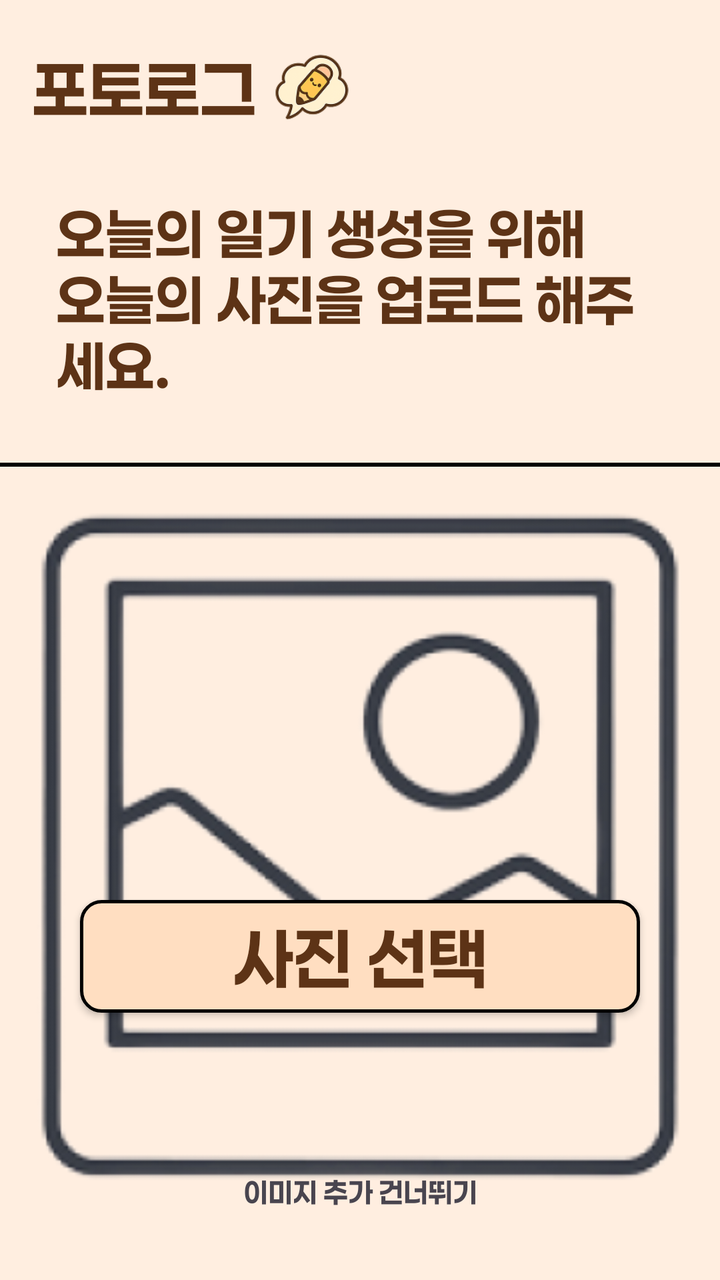
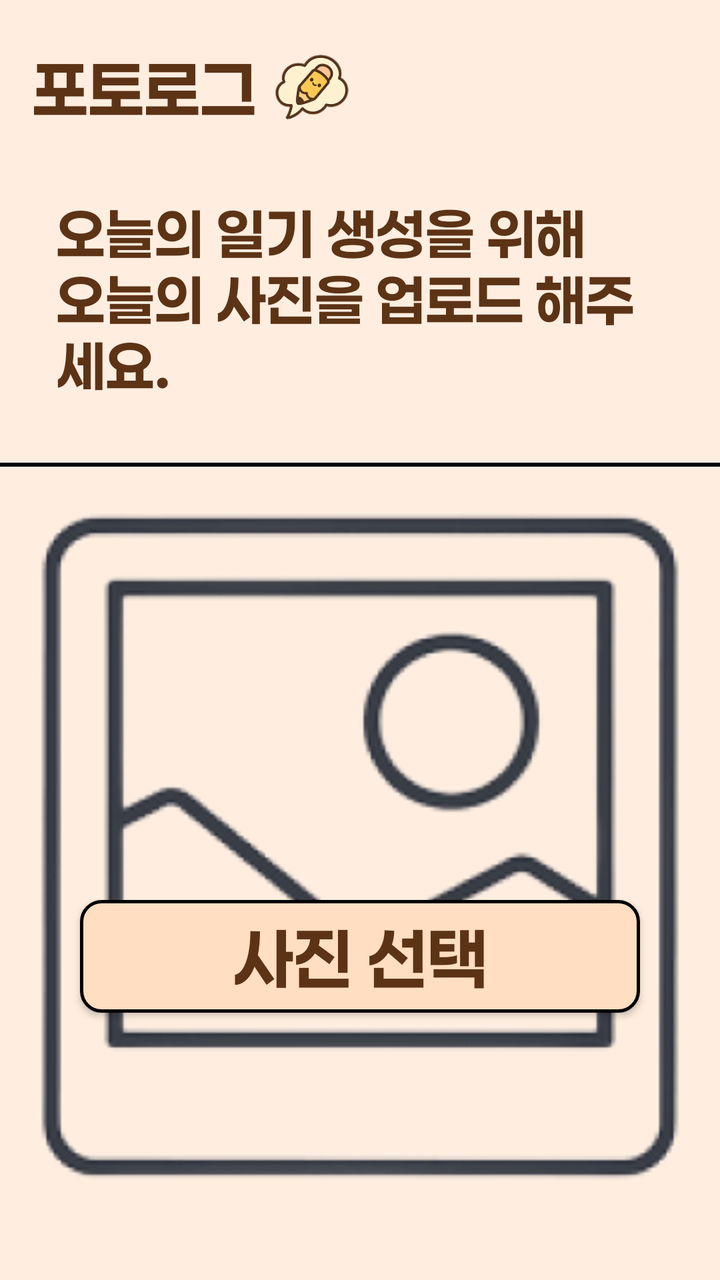

Compare the two renders of this Android layout. The source of the first and the diff that turns it into the second are given below.
<!-- AndroidManifest.xml: application theme Theme.Photolog -->
<!-- res/layout/activity_diary_generation.xml -->
<?xml version="1.0" encoding="utf-8"?>
<androidx.constraintlayout.widget.ConstraintLayout xmlns:android="http://schemas.android.com/apk/res/android"
    xmlns:app="http://schemas.android.com/apk/res-auto"
    xmlns:tools="http://schemas.android.com/tools"
    android:id="@+id/diary_generation"
    android:layout_width="match_parent"
    android:layout_height="match_parent"
    android:background="#FFEEE0"
    tools:context=".DiaryGenerationActivity">

    <LinearLayout
        android:id="@+id/layout_logo"
        android:layout_width="wrap_content"
        android:layout_height="wrap_content"
        android:clickable="true"
        android:focusable="true"
        android:gravity="center_vertical"
        android:layout_margin="16dp"
        android:orientation="horizontal"
        app:layout_constraintStart_toStartOf="parent"
        app:layout_constraintTop_toTopOf="parent">
        <TextView
            android:id="@+id/app_name"
            android:layout_width="wrap_content"
            android:layout_height="wrap_content"
            android:text="@string/app_name"
            android:textSize="32sp"
            android:textColor="#5D3316"
            android:fontFamily="@font/paperlogy_7"
            />
        <ImageView
            android:id="@+id/img_logo"
            android:layout_width="52sp"
            android:layout_height="52sp"
            android:src="@drawable/photolog_logo"
            android:contentDescription="@string/app_logo_desc"
            android:layout_margin="2dp"
            />
    </LinearLayout>

    <TextView
        android:id="@+id/tv_guide"
        android:layout_width="0dp"
        android:layout_height="wrap_content"
        android:fontFamily="@font/paperlogy_7"
        android:gravity="start"
        android:text="오늘의 일기 생성을 위해\n오늘의 사진을 업로드 해주세요."
        android:textColor="#5D3316"
        android:textSize="28sp"
        android:layout_marginHorizontal="28dp"
        android:layout_marginTop="25dp"
        app:layout_constraintEnd_toEndOf="parent"
        app:layout_constraintStart_toStartOf="parent"
        app:layout_constraintTop_toBottomOf="@id/layout_logo"
        />

    <View
        android:id="@+id/separator_top"
        android:layout_width="0dp"
        android:layout_height="2dp"
        android:layout_marginTop="30dp"
        android:background="#000000"
        app:layout_constraintEnd_toEndOf="parent"
        app:layout_constraintStart_toStartOf="parent"
        app:layout_constraintTop_toBottomOf="@id/tv_guide" />

    <ImageView
        android:id="@+id/img_placeholder"
        android:layout_width="0dp"
        android:layout_height="0dp"
        app:layout_constraintDimensionRatio="H, 1:1"
        android:src="@drawable/ic_img_placeholder"
        android:scaleType="centerCrop"
        android:clickable="true"
        android:focusable="true"
        android:adjustViewBounds="true"
        android:layout_marginTop="20dp"
        android:layout_marginBottom="20dp"
        android:layout_marginHorizontal="10dp"
        app:layout_constraintEnd_toEndOf="parent"
        app:layout_constraintStart_toStartOf="parent"
        app:layout_constraintTop_toBottomOf="@id/separator_top"
        app:layout_constraintBottom_toTopOf="@id/separator_bottom" />

    <View
        android:id="@+id/separator_bottom"
        android:layout_width="0dp"
        android:layout_height="2dp"
        android:layout_marginBottom="230dp"
        android:background="#000000"
        app:layout_constraintEnd_toEndOf="parent"
        app:layout_constraintStart_toStartOf="parent"
        app:layout_constraintBottom_toBottomOf="parent" />

    <androidx.appcompat.widget.AppCompatButton
        android:id="@+id/btn_select_photo"
        android:layout_width="0dp"
        android:layout_height="wrap_content"
        android:layout_marginHorizontal="40dp"
        android:layout_marginTop="40dp"
        android:background="@drawable/button_background"
        android:fontFamily="@font/paperlogy_7"
        android:paddingVertical="5dp"
        android:clickable="true"
        android:focusable="true"
        android:text="사진 선택"
        android:textColor="#5D3316"
        android:textSize="34sp"
        app:layout_constraintEnd_toEndOf="parent"
        app:layout_constraintStart_toStartOf="parent"
        app:layout_constraintTop_toBottomOf="@id/separator_bottom"/>

    <TextView
        android:id="@+id/pass_image"
        android:layout_width="wrap_content"
        android:layout_height="wrap_content"
        android:layout_marginTop="176dp"
        android:text="@string/passimage"
        app:layout_constraintEnd_toEndOf="parent"
        app:layout_constraintStart_toStartOf="parent"
        app:layout_constraintTop_toBottomOf="@id/separator_bottom" />
</androidx.constraintlayout.widget.ConstraintLayout>
<!-- resources referenced by this layout -->
<resources>
  <!-- drawable button_background (drawable) -->
  <?xml version="1.0" encoding="utf-8"?>
  <shape xmlns:android="http://schemas.android.com/apk/res/android"
      android:shape="rectangle">
  
      <solid android:color="#FFDEC1" />
      <corners android:radius="10dp" />
      <stroke
          android:width="1.5dp"
          android:color="#000000" />
  
  </shape>
  <!-- drawable ic_img_placeholder: png bitmap (drawable, 43190 bytes) -->
  <!-- drawable photolog_logo: png bitmap (drawable, 12591 bytes) -->
  <string name="app_logo_desc">포토로그 앱 로고</string>
  <string name="app_name">포토로그</string>
  <string name="passimage">이미지 추가 건너뛰기</string>
  <style name="Theme.Photolog" parent="Base.Theme.Photolog" />
  <style name="Base.Theme.Photolog" parent="Theme.Material3.DayNight.NoActionBar">
          
          <item name="android:fontFamily">@font/paperlogy_7</item>
          
      </style>
</resources>

<!-- the commit's change to res/layout/activity_diary_generation.xml (unified diff, before → after) -->
@@ -110,13 +110,4 @@
         app:layout_constraintStart_toStartOf="parent"
         app:layout_constraintTop_toBottomOf="@id/separator_bottom"/>
 
-    <TextView
-        android:id="@+id/pass_image"
-        android:layout_width="wrap_content"
-        android:layout_height="wrap_content"
-        android:layout_marginTop="176dp"
-        android:text="@string/passimage"
-        app:layout_constraintEnd_toEndOf="parent"
-        app:layout_constraintStart_toStartOf="parent"
-        app:layout_constraintTop_toBottomOf="@id/separator_bottom" />
 </androidx.constraintlayout.widget.ConstraintLayout>
<!-- resource entries referenced after the edit -->
@@ -16,7 +16,6 @@
   <!-- drawable photolog_logo: png bitmap (drawable, 12591 bytes) -->
   <string name="app_logo_desc">포토로그 앱 로고</string>
   <string name="app_name">포토로그</string>
-  <string name="passimage">이미지 추가 건너뛰기</string>
   <style name="Theme.Photolog" parent="Base.Theme.Photolog" />
   <style name="Base.Theme.Photolog" parent="Theme.Material3.DayNight.NoActionBar">
           
